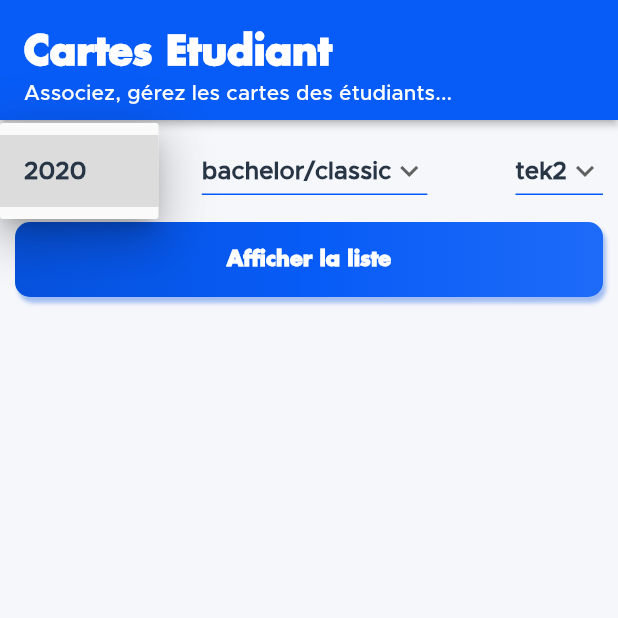
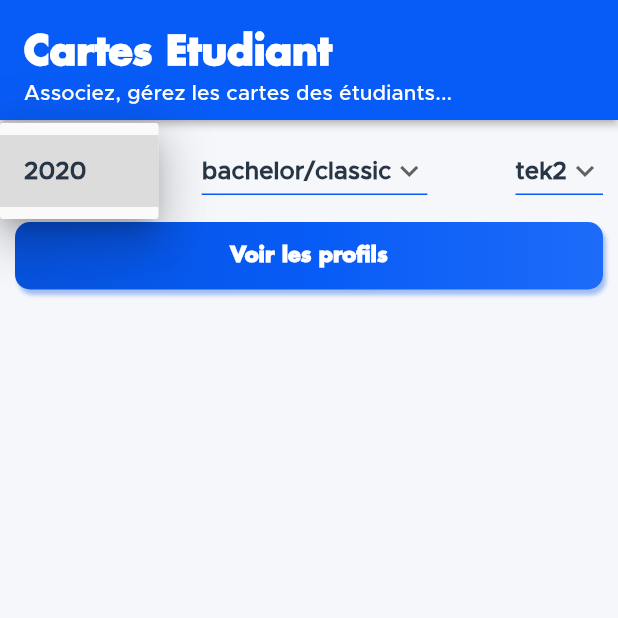
Before and after one commit to EpitechUtils/dashtech-mobile, a Flutter app: the AdminCardPage screen opened directly, after a tap on "2020", on a phone screen of 412 x 824 dp, the top half of it. Run offline on Flutter 3.47's test engine with Material 2 defaults, Android fonts, the phone set to English and light mode, and no system bars; our stand-ins replace animate_do, animated_bottom_navigation_bar, basic_utils, cached_network_image, cookie_jar, dartz and 22 more; missing offline and left inert: enum_to_string, fab_circular_menu, flutter_inappwebview, flutter_nfc_kit; accounts and stored records are empty; generated files the repository leaves out were written again; statements that could not run were skipped.

Commit message:
fix(card): Prepare for filters and dropdown lazy load implementation

```diff
--- a/lib/application/admin/card/admin_card_controller.dart
+++ b/lib/application/admin/card/admin_card_controller.dart
@@ -10,6 +10,8 @@ import 'package:flutter/services.dart';
 import 'package:get/get.dart';
 import 'package:flutter_nfc_kit/flutter_nfc_kit.dart';
 
+enum Filter { YEAR, COURSE, PROMO }
+
 class AdminCardController extends GetxController {
   final ICardRepository cardRepository = Get.find();
 
@@ -20,6 +22,15 @@ class AdminCardController extends GetxController {
   final RxList<TrombiUser> users = RxList([]);
 
   final RxList<CardHistory> cardHistory = RxList([]);
+
+  @override
+  Future<void> onInit() async {
+    this.getFilterByName(Filter.YEAR);
+    super.onInit();
+  }
+
+  /// Get filter values by params
+  Future<void> getFilterByName(Filter filter) async {}
 
   /// Fetch profiles by given filters
   Future<void> fetchProfilesByFilters() async {
--- a/lib/presentation/core/translations/fr_FR/fr_FR_translations.dart
+++ b/lib/presentation/core/translations/fr_FR/fr_FR_translations.dart
@@ -60,7 +60,7 @@ final Map<String, String> frFR = {
   'admin_card_associate_delete': "Supprimer la carte",
   'admin_card_student_details': "Détails de l'étudiant",
   'admin_card_card_history': "Historique des modifications",
-  'admin_card_filter_search': "Afficher la liste",
+  'admin_card_filter_search': "Voir les profils",
 
   // Admin card history
   'admin_card_history_new': "Ajout d'une carte",
--- a/lib/presentation/pages/admin/card/widgets/filters/search_fields.dart
+++ b/lib/presentation/pages/admin/card/widgets/filters/search_fields.dart
@@ -22,6 +22,7 @@ class SearchFields extends GetView<AdminCardController> {
         const SizedBox(height: 10),
         Obx(
           () => RoundedButton(
+            height: 45,
             isLoading: controller.isLoading.value,
             onPressed: controller.fetchProfilesByFilters,
             label: 'admin_card_filter_search'.tr,
```
